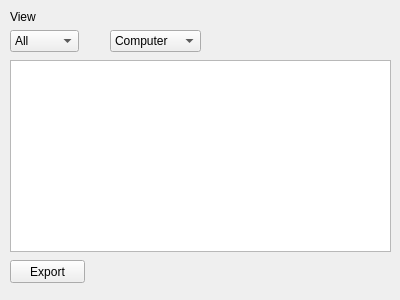
Above: server/gui/statisticswidget.ui from EPecherkin/diplom before the change. Below: the same form after it.
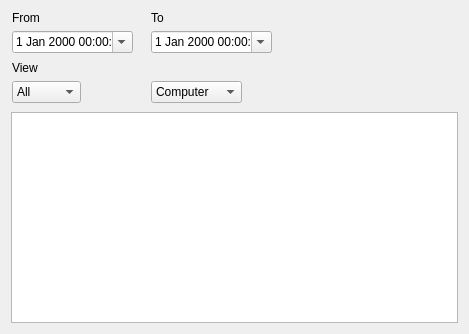
That is the form after the change.

What changed in the file:
```diff
--- a/server/gui/statisticswidget.ui
+++ b/server/gui/statisticswidget.ui
@@ -6,35 +6,143 @@
    <rect>
     <x>0</x>
     <y>0</y>
-    <width>400</width>
-    <height>300</height>
+    <width>469</width>
+    <height>334</height>
    </rect>
   </property>
   <property name="windowTitle">
    <string>Form</string>
   </property>
-  <widget class="QPushButton" name="exportPB">
+  <layout class="QVBoxLayout" name="verticalLayout">
+   <item>
+    <widget class="QWidget" name="widget" native="true">
+     <property name="sizePolicy">
+      <sizepolicy hsizetype="Fixed" vsizetype="Fixed">
+       <horstretch>0</horstretch>
+       <verstretch>0</verstretch>
+      </sizepolicy>
+     </property>
+     <property name="minimumSize">
+      <size>
+       <width>262</width>
+       <height>95</height>
+      </size>
+     </property>
+     <property name="maximumSize">
+      <size>
+       <width>260</width>
+       <height>95</height>
+      </size>
+     </property>
+     <widget class="QDateTimeEdit" name="fromDTE">
    <property name="geometry">
     <rect>
-     <x>10</x>
-     <y>260</y>
-     <width>75</width>
-     <height>23</height>
-    </rect>
-   </property>
+        <x>1</x>
+        <y>20</y>
+        <width>121</width>
+        <height>22</height>
+       </rect>
+      </property>
+      <property name="calendarPopup">
+       <bool>true</bool>
+      </property>
+     </widget>
+     <widget class="QComboBox" name="groupByCB">
+      <property name="geometry">
+       <rect>
+        <x>140</x>
+        <y>70</y>
+        <width>91</width>
+        <height>22</height>
+       </rect>
+      </property>
+      <item>
    <property name="text">
-    <string>Export</string>
-   </property>
-  </widget>
+        <string>Computer</string>
+       </property>
+      </item>
+      <item>
+       <property name="text">
+        <string>Application</string>
+       </property>
+      </item>
+     </widget>
+     <widget class="QLabel" name="toL">
+      <property name="geometry">
+       <rect>
+        <x>140</x>
+        <y>0</y>
+        <width>46</width>
+        <height>13</height>
+       </rect>
+      </property>
+      <property name="text">
+       <string>To</string>
+      </property>
+     </widget>
+     <widget class="QComboBox" name="viewCB">
+      <property name="geometry">
+       <rect>
+        <x>1</x>
+        <y>70</y>
+        <width>69</width>
+        <height>22</height>
+       </rect>
+      </property>
+      <item>
+       <property name="text">
+        <string>All</string>
+       </property>
+      </item>
+      <item>
+       <property name="text">
+        <string>Group by</string>
+       </property>
+      </item>
+     </widget>
+     <widget class="QDateTimeEdit" name="toDTE">
+      <property name="geometry">
+       <rect>
+        <x>140</x>
+        <y>20</y>
+        <width>121</width>
+        <height>22</height>
+       </rect>
+      </property>
+      <property name="calendarPopup">
+       <bool>true</bool>
+      </property>
+     </widget>
+     <widget class="QLabel" name="fromL">
+      <property name="geometry">
+       <rect>
+        <x>1</x>
+        <y>0</y>
+        <width>46</width>
+        <height>13</height>
+       </rect>
+      </property>
+      <property name="text">
+       <string>From</string>
+      </property>
+     </widget>
+     <widget class="QLabel" name="viewL">
+      <property name="geometry">
+       <rect>
+        <x>1</x>
+        <y>50</y>
+        <width>46</width>
+        <height>13</height>
+       </rect>
+      </property>
+      <property name="text">
+       <string>View</string>
+      </property>
+     </widget>
+    </widget>
+   </item>
+   <item>
   <widget class="QTableWidget" name="statisticsTW">
-   <property name="geometry">
-    <rect>
-     <x>10</x>
-     <y>60</y>
-     <width>381</width>
-     <height>192</height>
-    </rect>
-   </property>
    <property name="editTriggers">
     <set>QAbstractItemView::NoEditTriggers</set>
    </property>
@@ -66,59 +174,8 @@
     <bool>false</bool>
    </attribute>
   </widget>
-  <widget class="QLabel" name="viewL">
-   <property name="geometry">
-    <rect>
-     <x>10</x>
-     <y>10</y>
-     <width>46</width>
-     <height>13</height>
-    </rect>
-   </property>
-   <property name="text">
-    <string>View</string>
-   </property>
-  </widget>
-  <widget class="QComboBox" name="viewCB">
-   <property name="geometry">
-    <rect>
-     <x>10</x>
-     <y>30</y>
-     <width>69</width>
-     <height>22</height>
-    </rect>
-   </property>
-   <item>
-    <property name="text">
-     <string>All</string>
-    </property>
    </item>
-   <item>
-    <property name="text">
-     <string>Group by</string>
-    </property>
-   </item>
-  </widget>
-  <widget class="QComboBox" name="groupByCB">
-   <property name="geometry">
-    <rect>
-     <x>110</x>
-     <y>30</y>
-     <width>91</width>
-     <height>22</height>
-    </rect>
-   </property>
-   <item>
-    <property name="text">
-     <string>Computer</string>
-    </property>
-   </item>
-   <item>
-    <property name="text">
-     <string>Application</string>
-    </property>
-   </item>
-  </widget>
+  </layout>
  </widget>
  <resources/>
  <connections/>
```
Lines whose indentation alone changed are shown as unchanged.
